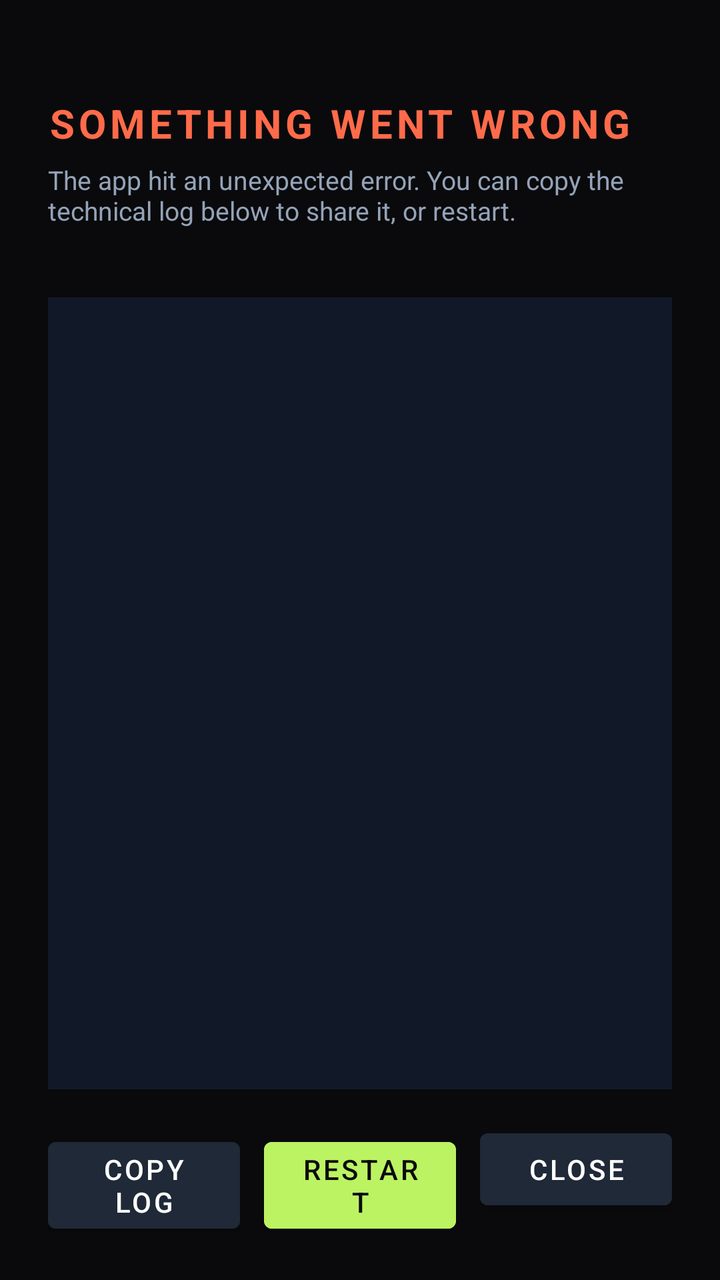
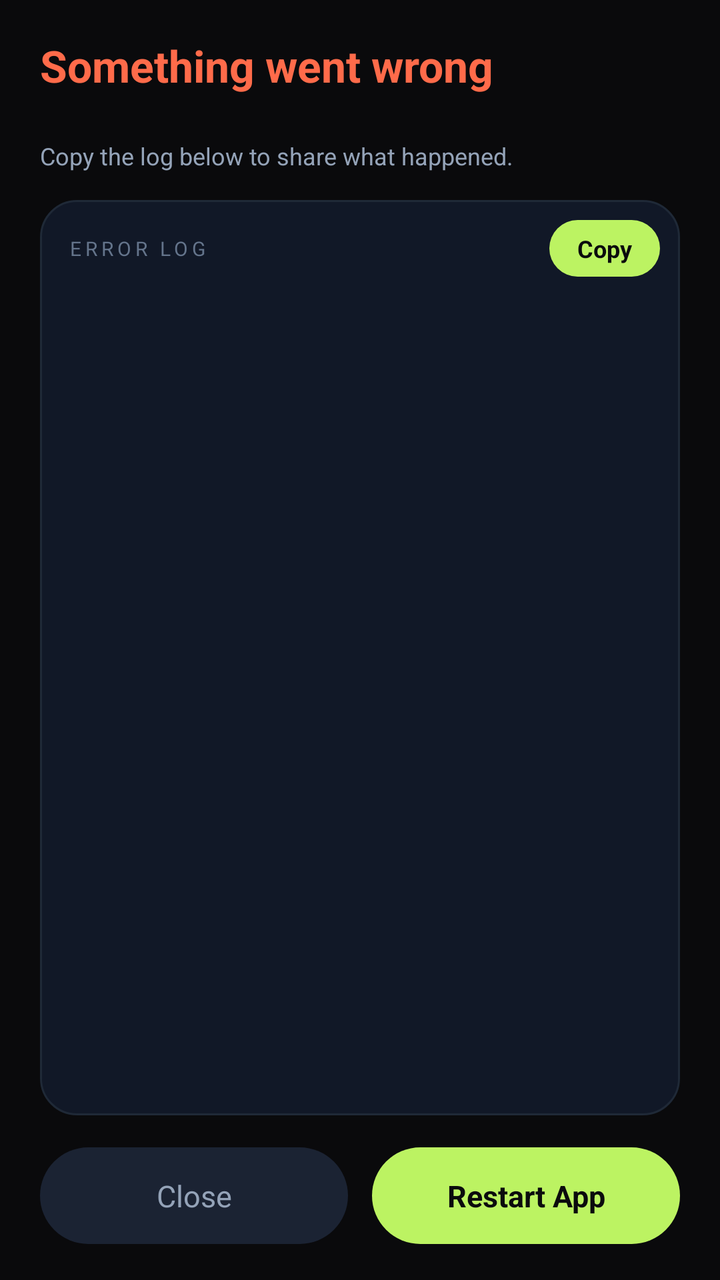

Before-and-after screenshots of an Android layout around one commit, followed by the original layout XML and the change that was made.
<!-- AndroidManifest.xml: activity theme Theme.AIMeshVision -->
<!-- res/layout/activity_crash_report.xml -->
<?xml version="1.0" encoding="utf-8"?>
<LinearLayout xmlns:android="http://schemas.android.com/apk/res/android"
    android:layout_width="match_parent"
    android:layout_height="match_parent"
    android:background="#0A0A0C"
    android:orientation="vertical"
    android:padding="24dp">

    
    <TextView
        android:layout_width="wrap_content"
        android:layout_height="wrap_content"
        android:layout_marginTop="24dp"
        android:text="SOMETHING WENT WRONG"
        android:textColor="#FF6B4A"
        android:textSize="20sp"
        android:textStyle="bold"
        android:letterSpacing="0.1"/>

    <TextView
        android:layout_width="wrap_content"
        android:layout_height="wrap_content"
        android:layout_marginTop="6dp"
        android:text="The app hit an unexpected error. You can copy the technical log below to share it, or restart."
        android:textColor="#94A3B8"
        android:textSize="13sp"/>

    <TextView
        android:id="@+id/tvCrashTime"
        android:layout_width="wrap_content"
        android:layout_height="wrap_content"
        android:layout_marginTop="4dp"
        android:textColor="#64748B"
        android:textSize="11sp"/>

    
    <ScrollView
        android:layout_width="match_parent"
        android:layout_height="0dp"
        android:layout_weight="1"
        android:layout_marginTop="16dp"
        android:background="#111827">

        <TextView
            android:id="@+id/tvCrashBody"
            android:layout_width="match_parent"
            android:layout_height="wrap_content"
            android:fontFamily="monospace"
            android:padding="12dp"
            android:textColor="#E2E8F0"
            android:textSize="11sp"
            android:textIsSelectable="true"/>
    </ScrollView>

    
    <LinearLayout
        android:layout_width="match_parent"
        android:layout_height="wrap_content"
        android:layout_marginTop="16dp"
        android:orientation="horizontal">

        <Button
            android:id="@+id/btnCopy"
            android:layout_width="0dp"
            android:layout_height="wrap_content"
            android:layout_weight="1"
            android:layout_marginEnd="6dp"
            android:backgroundTint="#1F2937"
            android:text="COPY LOG"
            android:textColor="#FFFFFF"/>

        <Button
            android:id="@+id/btnRestart"
            android:layout_width="0dp"
            android:layout_height="wrap_content"
            android:layout_weight="1"
            android:layout_marginStart="6dp"
            android:layout_marginEnd="6dp"
            android:backgroundTint="#BCF362"
            android:text="RESTART"
            android:textColor="#0B0B0D"/>

        <Button
            android:id="@+id/btnClose"
            android:layout_width="0dp"
            android:layout_height="wrap_content"
            android:layout_weight="1"
            android:layout_marginStart="6dp"
            android:backgroundTint="#1F2937"
            android:text="CLOSE"
            android:textColor="#FFFFFF"/>
    </LinearLayout>
</LinearLayout>
<!-- resources referenced by this layout -->
<resources>
  <style name="Theme.AIMeshVision" parent="Theme.MaterialComponents.NoActionBar">
          <item name="android:windowBackground">@android:color/black</item>
          <item name="android:windowLayoutInDisplayCutoutMode">shortEdges</item>
          <item name="android:statusBarColor">#0A0A0C</item>
          <item name="android:navigationBarColor">#0A0A0C</item>
          <item name="android:colorPrimary">@android:color/black</item>
          <item name="android:colorPrimaryDark">@android:color/black</item>
          <item name="android:colorAccent">#00FF00</item>
      </style>
</resources>

<!-- the commit's change to res/layout/activity_crash_report.xml (unified diff, before → after) -->
@@ -3,27 +3,21 @@
     android:layout_width="match_parent"
     android:layout_height="match_parent"
     android:background="#0A0A0C"
+    android:fitsSystemWindows="true"
     android:orientation="vertical"
-    android:padding="24dp">
+    android:paddingStart="20dp"
+    android:paddingEnd="20dp"
+    android:paddingTop="18dp"
+    android:paddingBottom="18dp">
 
     
     <TextView
         android:layout_width="wrap_content"
         android:layout_height="wrap_content"
-        android:layout_marginTop="24dp"
-        android:text="SOMETHING WENT WRONG"
+        android:text="Something went wrong"
         android:textColor="#FF6B4A"
-        android:textSize="20sp"
-        android:textStyle="bold"
-        android:letterSpacing="0.1"/>
-
-    <TextView
-        android:layout_width="wrap_content"
-        android:layout_height="wrap_content"
-        android:layout_marginTop="6dp"
-        android:text="The app hit an unexpected error. You can copy the technical log below to share it, or restart."
-        android:textColor="#94A3B8"
-        android:textSize="13sp"/>
+        android:textSize="22sp"
+        android:textStyle="bold"/>
 
     <TextView
         android:id="@+id/tvCrashTime"
@@ -31,26 +25,76 @@
         android:layout_height="wrap_content"
         android:layout_marginTop="4dp"
         android:textColor="#64748B"
-        android:textSize="11sp"/>
+        android:textSize="12sp"/>
+
+    <TextView
+        android:layout_width="wrap_content"
+        android:layout_height="wrap_content"
+        android:layout_marginTop="2dp"
+        android:text="Copy the log below to share what happened."
+        android:textColor="#94A3B8"
+        android:textSize="12sp"/>
 
     
-    <ScrollView
+    <LinearLayout
         android:layout_width="match_parent"
         android:layout_height="0dp"
         android:layout_weight="1"
-        android:layout_marginTop="16dp"
-        android:background="#111827">
+        android:layout_marginTop="14dp"
+        android:background="@drawable/bg_crash_console"
+        android:orientation="vertical">
 
-        <TextView
-            android:id="@+id/tvCrashBody"
+        <LinearLayout
             android:layout_width="match_parent"
             android:layout_height="wrap_content"
-            android:fontFamily="monospace"
-            android:padding="12dp"
-            android:textColor="#E2E8F0"
-            android:textSize="11sp"
-            android:textIsSelectable="true"/>
-    </ScrollView>
+            android:gravity="center_vertical"
+            android:orientation="horizontal"
+            android:paddingStart="14dp"
+            android:paddingTop="10dp"
+            android:paddingEnd="10dp"
+            android:paddingBottom="2dp">
+
+            <TextView
+                android:layout_width="0dp"
+                android:layout_height="wrap_content"
+                android:layout_weight="1"
+                android:text="ERROR LOG"
+                android:textColor="#64748B"
+                android:textSize="10sp"
+                android:textAllCaps="true"
+                android:letterSpacing="0.2"/>
+
+            <TextView
+                android:id="@+id/btnCopy"
+                android:layout_width="wrap_content"
+                android:layout_height="wrap_content"
+                android:background="@drawable/bg_btn_copy"
+                android:clickable="true"
+                android:focusable="true"
+                android:paddingHorizontal="14dp"
+                android:paddingVertical="6dp"
+                android:text="Copy"
+                android:textColor="#0B0B0D"
+                android:textSize="12sp"
+                android:textStyle="bold"/>
+        </LinearLayout>
+
+        <ScrollView
+            android:layout_width="match_parent"
+            android:layout_height="0dp"
+            android:layout_weight="1">
+
+            <TextView
+                android:id="@+id/tvCrashBody"
+                android:layout_width="match_parent"
+                android:layout_height="wrap_content"
+                android:fontFamily="monospace"
+                android:padding="14dp"
+                android:textColor="#CBD5E1"
+                android:textSize="11sp"
+                android:textIsSelectable="true"/>
+        </ScrollView>
+    </LinearLayout>
 
     
     <LinearLayout
@@ -59,35 +103,35 @@
         android:layout_marginTop="16dp"
         android:orientation="horizontal">
 
-        <Button
-            android:id="@+id/btnCopy"
+        <TextView
+            android:id="@+id/btnClose"
             android:layout_width="0dp"
             android:layout_height="wrap_content"
             android:layout_weight="1"
             android:layout_marginEnd="6dp"
-            android:backgroundTint="#1F2937"
-            android:text="COPY LOG"
-            android:textColor="#FFFFFF"/>
+            android:background="@drawable/bg_btn_dark_round"
+            android:clickable="true"
+            android:focusable="true"
+            android:gravity="center"
+            android:paddingVertical="14dp"
+            android:text="Close"
+            android:textColor="#94A3B8"
+            android:textSize="15sp"/>
 
-        <Button
+        <TextView
             android:id="@+id/btnRestart"
             android:layout_width="0dp"
             android:layout_height="wrap_content"
             android:layout_weight="1"
             android:layout_marginStart="6dp"
-            android:layout_marginEnd="6dp"
-            android:backgroundTint="#BCF362"
-            android:text="RESTART"
-            android:textColor="#0B0B0D"/>
-
-        <Button
-            android:id="@+id/btnClose"
-            android:layout_width="0dp"
-            android:layout_height="wrap_content"
-            android:layout_weight="1"
-            android:layout_marginStart="6dp"
-            android:backgroundTint="#1F2937"
-            android:text="CLOSE"
-            android:textColor="#FFFFFF"/>
+            android:background="@drawable/bg_btn_lime_round"
+            android:clickable="true"
+            android:focusable="true"
+            android:gravity="center"
+            android:paddingVertical="14dp"
+            android:text="Restart App"
+            android:textColor="#0B0B0D"
+            android:textSize="15sp"
+            android:textStyle="bold"/>
     </LinearLayout>
 </LinearLayout>
<!-- resource entries referenced after the edit -->
@@ -1,5 +1,34 @@
 <!-- resources referenced by this layout -->
 <resources>
+  <!-- drawable bg_btn_copy (drawable) -->
+  <?xml version="1.0" encoding="utf-8"?>
+  <shape xmlns:android="http://schemas.android.com/apk/res/android"
+      android:shape="rectangle">
+      <solid android:color="#BCF362" />
+      <corners android:radius="16dp" />
+  </shape>
+  <!-- drawable bg_btn_dark_round (drawable) -->
+  <?xml version="1.0" encoding="utf-8"?>
+  <shape xmlns:android="http://schemas.android.com/apk/res/android"
+      android:shape="rectangle">
+      <solid android:color="#1B2333" />
+      <corners android:radius="28dp" />
+  </shape>
+  <!-- drawable bg_btn_lime_round (drawable) -->
+  <?xml version="1.0" encoding="utf-8"?>
+  <shape xmlns:android="http://schemas.android.com/apk/res/android"
+      android:shape="rectangle">
+      <solid android:color="#BCF362" />
+      <corners android:radius="28dp" />
+  </shape>
+  <!-- drawable bg_crash_console (drawable) -->
+  <?xml version="1.0" encoding="utf-8"?>
+  <shape xmlns:android="http://schemas.android.com/apk/res/android"
+      android:shape="rectangle">
+      <solid android:color="#111827" />
+      <corners android:radius="18dp" />
+      <stroke android:width="1dp" android:color="#1F2937" />
+  </shape>
   <style name="Theme.AIMeshVision" parent="Theme.MaterialComponents.NoActionBar">
           <item name="android:windowBackground">@android:color/black</item>
           <item name="android:windowLayoutInDisplayCutoutMode">shortEdges</item>
